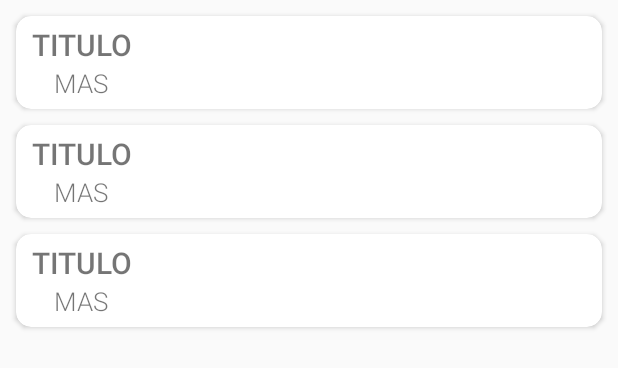
After one commit to cess1/ProyectoMobil, an Android app: the layout activity_videos_comida.xml on its own in the app's theme, with its tools: preview values and no code run, on a phone screen of 412 x 824 dp. The commit adds this screen. Shown: the top 368 px of the screen. Run offline under Robolectric (Android 15) with nearby library versions, the phone set to English and light mode, and no system bars.

Commit message:
Se creo Videos

```diff
--- a/app/src/main/java/com/example/proyectomobil/InicioActivity.kt
+++ b/app/src/main/java/com/example/proyectomobil/InicioActivity.kt
@@ -8,4 +8,5 @@ class InicioActivity : AppCompatActivity() {
         super.onCreate(savedInstanceState)
         setContentView(R.layout.activity_inicio)
     }
+
 }
--- /dev/null
+++ b/app/src/main/java/com/example/proyectomobil/Video/Videos.kt
@@ -0,0 +1,6 @@
+package com.example.proyectomobil.Video
+
+data class Videos(
+    val name: String,
+    val videos: List<Video>
+)
--- a/app/src/main/res/layout/activity_inicio.xml
+++ b/app/src/main/res/layout/activity_inicio.xml
@@ -83,17 +83,19 @@
             android:layout_height="wrap_content"
             android:padding="100px"
             android:orientation="vertical">
+
             <ImageView
                 android:id="@+id/imageView3"
                 android:layout_width="wrap_content"
                 android:layout_height="wrap_content"
 
                 app:srcCompat="@drawable/ic_launcher_foreground" />
+
             <Button
-                android:id="@+id/button3"
+                android:id="@+id/buttonVideos"
                 android:layout_width="wrap_content"
                 android:layout_height="wrap_content"
-                android:text="Button" />
+                android:text="VideosComida" />
 
         </LinearLayout>
         <LinearLayout
--- /dev/null
+++ b/app/src/main/res/layout/activity_videos_comida.xml
@@ -0,0 +1,19 @@
+<?xml version="1.0" encoding="utf-8"?>
+<LinearLayout xmlns:android="http://schemas.android.com/apk/res/android"
+    xmlns:app="http://schemas.android.com/apk/res-auto"
+    xmlns:tools="http://schemas.android.com/tools"
+    android:layout_width="match_parent"
+    android:layout_height="match_parent"
+    tools:context=".Video.MainActivity">
+
+    <!-- activity_main.xml -->
+    <androidx.recyclerview.widget.RecyclerView
+        android:id="@+id/recyclerView"
+        android:layout_width="match_parent"
+        android:layout_height="match_parent"
+        android:padding="5dp"
+        app:layoutManager="androidx.recyclerview.widget.LinearLayoutManager"
+        tools:listitem="@layout/item_c_v" />
+
+
+</LinearLayout>
--- /dev/null
+++ b/app/src/main/res/layout/item_c_v.xml
@@ -0,0 +1,43 @@
+<?xml version="1.0" encoding="utf-8"?>
+<androidx.cardview.widget.CardView xmlns:android="http://schemas.android.com/apk/res/android"
+    android:layout_width="match_parent"
+    android:layout_height="wrap_content"
+    xmlns:app="http://schemas.android.com/apk/res-auto"
+    android:layout_margin="5dp"
+    app:cardCornerRadius="10dp">
+
+    <RelativeLayout
+        android:layout_width="match_parent"
+        android:layout_height="match_parent"
+        android:padding="5dp"
+        >
+
+
+        <LinearLayout
+            android:layout_width="wrap_content"
+            android:layout_height="wrap_content"
+            android:layout_marginLeft="5dp"
+            android:orientation="vertical"
+            android:gravity="center"
+            >
+
+            <TextView
+                android:id="@+id/textTitle"
+                android:layout_width="wrap_content"
+                android:layout_height="wrap_content"
+                android:text="TITULO"
+                android:textStyle="bold"
+                android:textSize="20dp"
+                android:fontFamily="sans-serif-light" />
+
+            <TextView
+                android:id="@+id/textMas"
+                android:layout_width="wrap_content"
+                android:layout_height="wrap_content"
+                android:text="MAS"
+                android:textSize="17dp"
+                android:fontFamily="sans-serif-light" />
+        </LinearLayout>
+
+    </RelativeLayout>
+</androidx.cardview.widget.CardView>
```
Also changed, not shown: app/build.gradle.kts (+10 -0 lines), app/src/main/java/com/example/proyectomobil/Video/ConsumirApi.kt (added, +9 -0 lines), app/src/main/java/com/example/proyectomobil/Video/MainActivity.kt (added, +46 -0 lines), app/src/main/java/com/example/proyectomobil/Video/RetrofitViComidas.kt (added, +12 -0 lines), app/src/main/java/com/example/proyectomobil/Video/Video.kt (added, +7 -0 lines), app/src/main/java/com/example/proyectomobil/Video/VideoAdapter.kt (added, +48 -0 lines), app/src/main/java/com/example/proyectomobil/Video/VideoVC.kt (added, +45 -0 lines), app/src/main/res/layout/activity_v_c.xml (added, +30 -0 lines).
